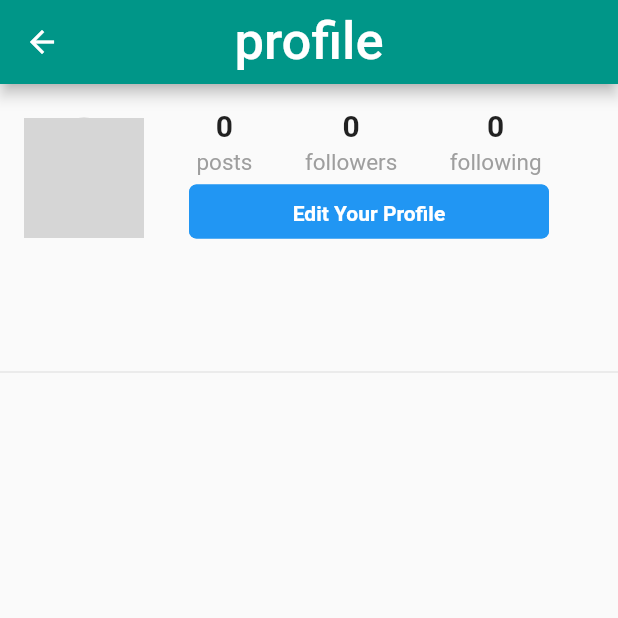
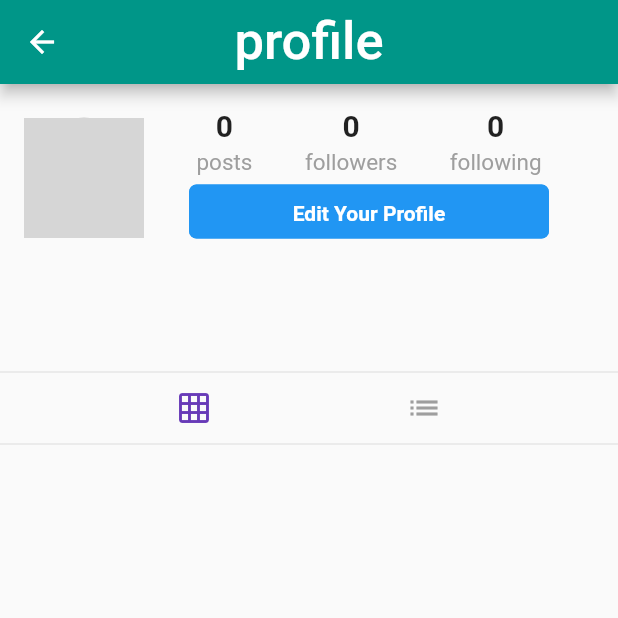
Before and after one commit to anonymousdomain/familyshare, a Flutter app: the Profile screen opened directly, on a phone screen of 412 x 824 dp, the top half of it. Run offline on Flutter 3.47's test engine with Material 2 defaults, Android fonts, the phone set to English and light mode, and no system bars; our stand-ins replace cached_network_image, cloud_firestore, firebase_core, firebase_storage, flutter_svg, google_sign_in and 1 more; accounts and stored records are empty; network calls fail; grey boxes are pictures that could not be loaded.

Commit message:
toggle b/n grid views and list views in user profile page

```diff
--- a/lib/pages/profile.dart
+++ b/lib/pages/profile.dart
@@ -5,6 +5,7 @@ import 'package:familyshare/pages/edit_profile.dart';
 import 'package:familyshare/pages/home.dart';
 import 'package:familyshare/widgets/header.dart';
 import 'package:familyshare/widgets/post.dart';
+import 'package:familyshare/widgets/post_tile.dart';
 import 'package:familyshare/widgets/progress.dart';
 import 'package:flutter/material.dart';
 
@@ -20,6 +21,7 @@ class _ProfileState extends State<Profile> {
   bool isLoading = false;
   int postCount = 0;
   List<Post> listPosts = [];
+  String postOrientation = 'grid';
   @override
   void initState() {
     super.initState();
@@ -30,8 +32,8 @@ class _ProfileState extends State<Profile> {
     setState(() {
       isLoading = true;
     });
-    QuerySnapshot snapshot = await
-        posts.doc(widget.profileId)
+    QuerySnapshot snapshot = await posts
+        .doc(widget.profileId)
         .collection('userPosts')
         .orderBy('timestamp', descending: true)
         .get();
@@ -138,7 +140,7 @@ class _ProfileState extends State<Profile> {
                           mainAxisSize: MainAxisSize.max,
                           mainAxisAlignment: MainAxisAlignment.spaceEvenly,
                           children: [
-                            buildCountColumn('posts',postCount),
+                            buildCountColumn('posts', postCount),
                             buildCountColumn('followers', 0),
                             buildCountColumn('following', 0),
                           ],
@@ -185,9 +187,52 @@ class _ProfileState extends State<Profile> {
   }
 
   buildProfilePost() {
-    if (isLoading) return circularProgress();
-    return Column(
-      children: listPosts,
+    if (isLoading) {
+      return circularProgress();
+    } else if (postOrientation == 'grid') {
+      List<GridTile> gridTiles =
+          listPosts.map((post) => GridTile(child: PostTile(post))).toList();
+      return GridView.count(
+        crossAxisCount: 3,
+        childAspectRatio: 1.0,
+        mainAxisSpacing: 1.5,
+        crossAxisSpacing: 1.5,
+        shrinkWrap: true,
+        physics: NeverScrollableScrollPhysics(),
+        children: gridTiles,
+      );
+    } else if (postOrientation == 'list') {
+      return Column(
+        children: listPosts,
+      );
+    }
+  }
+
+  setOrientation(String postOrientation) {
+    setState(() {
+      postOrientation = postOrientation;
+    });
+  }
+
+  buildTogglePostsOrientation() {
+    return Row(
+      mainAxisAlignment: MainAxisAlignment.spaceEvenly,
+      children: [
+        IconButton(
+          onPressed: () => setOrientation('grid'),
+          icon: Icon(
+            Icons.grid_on,
+            color:postOrientation=='grid'? Theme.of(context).primaryColor:Colors.grey,
+          ),
+        ),
+        IconButton(
+          onPressed: () => setOrientation('list'),
+          icon: Icon(
+            Icons.list,
+            color:postOrientation=='list'? Theme.of(context).primaryColor:Colors.grey,
+          ),
+        )
+      ],
     );
   }
 
@@ -201,6 +246,10 @@ class _ProfileState extends State<Profile> {
           Divider(
             height: 0.0,
           ),
+          buildTogglePostsOrientation(),
+          Divider(
+            height: 0.0,
+          ),
           buildProfilePost(),
         ],
       ),
--- a/lib/widgets/post.dart
+++ b/lib/widgets/post.dart
@@ -103,7 +103,7 @@ class _PostState extends State<Post> {
         child: Stack(
           alignment: Alignment.center,
           children: [
-            Image.network(mediaUrl!),
+           CachedNetworkImage(imageUrl: mediaUrl!)
           ],
         ),
       );
```
Also changed, not shown: lib/widgets/custom_image.dart (+13 -2 lines), lib/widgets/post_tile.dart (+8 -1 lines).
